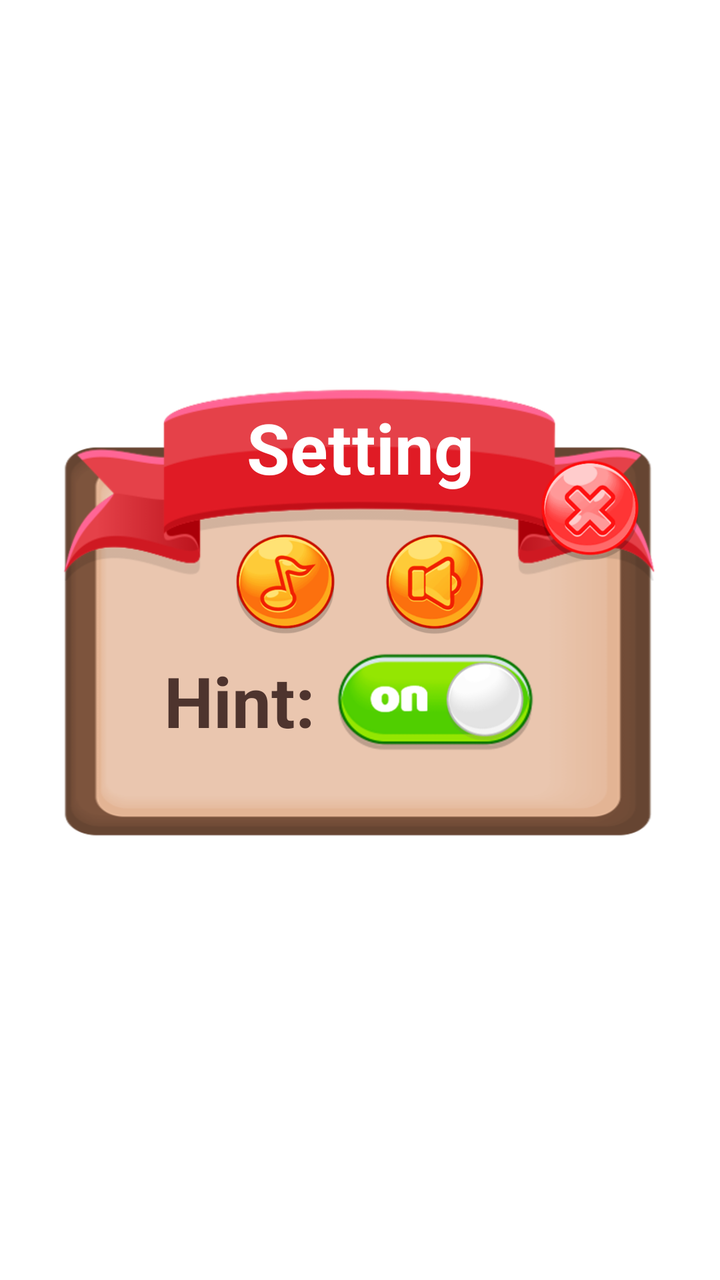
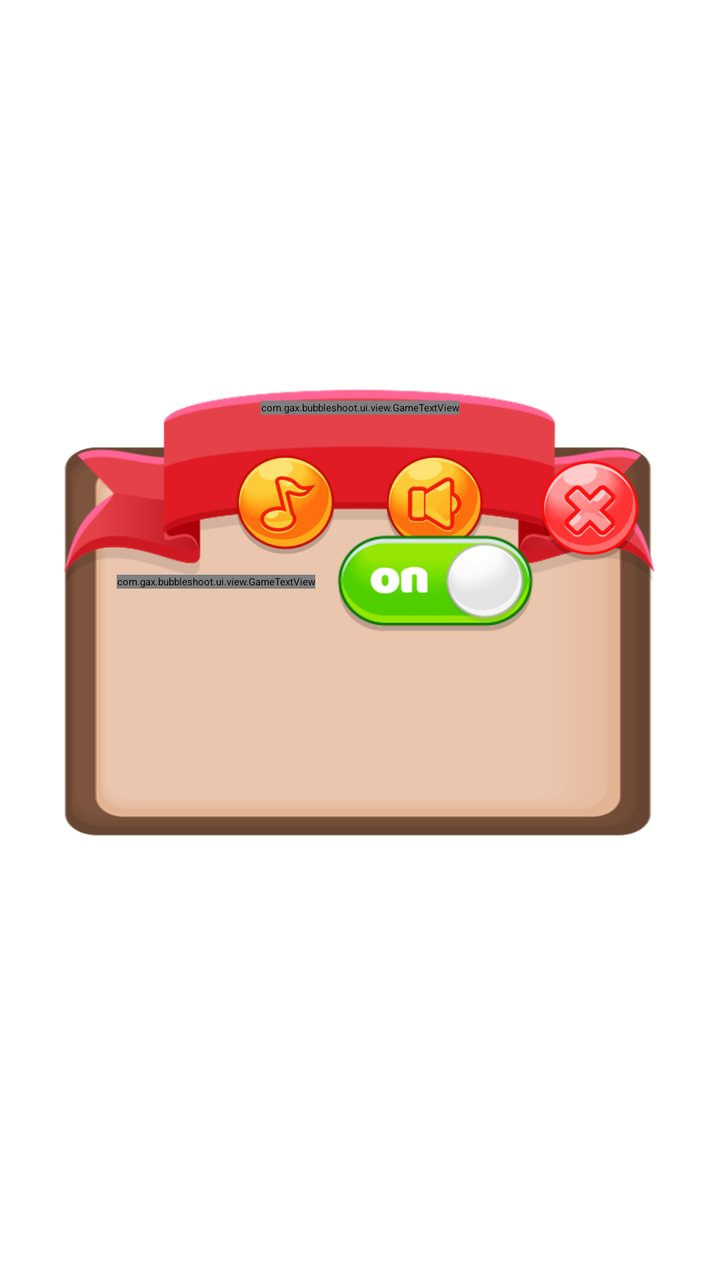

An Android layout rendered at two revisions. The XML below is the earlier revision; the diff shows what the commit changed to produce the second picture.
<!-- AndroidManifest.xml: application theme Theme.App.Starting -->
<!-- res/layout/dialog_setting.xml -->
<?xml version="1.0" encoding="utf-8"?>
<androidx.constraintlayout.widget.ConstraintLayout
    xmlns:android="http://schemas.android.com/apk/res/android"
    xmlns:app="http://schemas.android.com/apk/res-auto"
    xmlns:tools="http://schemas.android.com/tools"
    android:layout_width="match_parent"
    android:layout_height="match_parent"
    tools:ignore="ContentDescription">

    <ImageView
        android:id="@+id/image_dialog"
        android:layout_width="@dimen/dialog_width"
        android:layout_height="0dp"
        android:background="@drawable/dialog"
        app:layout_constraintBottom_toBottomOf="parent"
        app:layout_constraintDimensionRatio="3:2"
        app:layout_constraintEnd_toEndOf="parent"
        app:layout_constraintStart_toStartOf="parent"
        app:layout_constraintTop_toTopOf="parent" />

    <ImageView
        android:id="@+id/image_ribbon"
        android:layout_width="0dp"
        android:layout_height="0dp"
        android:layout_marginTop="@dimen/margin_overlap"
        android:src="@drawable/ribbon"
        android:text="@string/txt_level"
        app:layout_constraintDimensionRatio="3:1"
        app:layout_constraintEnd_toEndOf="@id/image_dialog"
        app:layout_constraintStart_toStartOf="@id/image_dialog"
        app:layout_constraintTop_toTopOf="@id/image_dialog" />

    <TextView
        android:id="@+id/txt_setting"
        android:layout_width="wrap_content"
        android:layout_height="wrap_content"
        android:layout_marginTop="@dimen/margin_10"
        app:fontFamily="@font/baloo"
        android:gravity="center"
        android:text="@string/txt_setting"
        android:textColor="@color/white"
        android:textSize="@dimen/txt_dialog_size"
        android:textStyle="bold"
        app:layout_constraintEnd_toEndOf="@id/image_ribbon"
        app:layout_constraintStart_toStartOf="@id/image_ribbon"
        app:layout_constraintTop_toTopOf="@id/image_ribbon" />

    <ImageButton
        android:id="@+id/btn_cancel"
        android:layout_width="@dimen/btn_round_width"
        android:layout_height="@dimen/btn_round_width"
        android:layout_margin="@dimen/margin_10"
        android:background="@drawable/btn_cancel"
        app:layout_constraintEnd_toEndOf="@id/image_dialog"
        app:layout_constraintTop_toTopOf="@id/image_dialog" />

    <ImageButton
        android:id="@+id/btn_music"
        android:layout_width="@dimen/btn_round_width"
        android:layout_height="@dimen/btn_round_width"
        android:layout_marginTop="@dimen/margin_20"
        android:background="@drawable/btn_music_on"
        app:layout_constraintEnd_toEndOf="@id/image_dialog"
        app:layout_constraintHorizontal_bias="0.35"
        app:layout_constraintStart_toStartOf="@id/image_dialog"
        app:layout_constraintTop_toBottomOf="@id/txt_setting" />

    <ImageButton
        android:id="@+id/btn_sound"
        android:layout_width="@dimen/btn_round_width"
        android:layout_height="@dimen/btn_round_width"
        android:background="@drawable/btn_sound_on"
        app:layout_constraintBottom_toBottomOf="@id/btn_music"
        app:layout_constraintEnd_toEndOf="@id/image_dialog"
        app:layout_constraintHorizontal_bias="0.65"
        app:layout_constraintStart_toStartOf="@id/image_dialog"
        app:layout_constraintTop_toTopOf="@id/btn_music" />

    <TextView
        android:id="@+id/txt_hint"
        android:layout_width="wrap_content"
        android:layout_height="wrap_content"
        android:layout_marginTop="@dimen/margin_10"
        android:layout_marginEnd="@dimen/margin_10"
        app:fontFamily="@font/baloo"
        android:gravity="center"
        android:text="@string/txt_hint"
        android:textColor="@color/brown"
        android:textSize="@dimen/txt_dialog_size"
        android:textStyle="bold"
        app:layout_constraintEnd_toEndOf="@id/btn_music"
        app:layout_constraintTop_toBottomOf="@id/btn_music" />

    <ImageView
        android:id="@+id/switch_hint_track"
        android:layout_width="0dp"
        android:layout_height="@dimen/btn_round_width"
        android:layout_marginStart="@dimen/margin_10"
        android:src="@drawable/switch_track_on"
        app:layout_constraintBottom_toBottomOf="@id/txt_hint"
        app:layout_constraintDimensionRatio="2:1"
        app:layout_constraintStart_toEndOf="@id/txt_hint"
        app:layout_constraintTop_toTopOf="@id/txt_hint" />

    <ImageButton
        android:id="@+id/switch_hint_thumb"
        android:layout_width="0dp"
        android:layout_height="@dimen/btn_round_width"
        android:background="@drawable/switch_thumb"
        app:layout_constraintBottom_toBottomOf="@id/switch_hint_track"
        app:layout_constraintDimensionRatio="1:1"
        app:layout_constraintEnd_toEndOf="@id/switch_hint_track"
        app:layout_constraintTop_toTopOf="@id/switch_hint_track" />

</androidx.constraintlayout.widget.ConstraintLayout>
<!-- resources referenced by this layout -->
<resources>
  <color name="brown">#4E342E</color>
  <color name="white">#FFFFFFFF</color>
  <dimen name="btn_round_width">50dp</dimen>
  <dimen name="dialog_width">300dp</dimen>
  <dimen name="margin_10">10dp</dimen>
  <dimen name="margin_20">20dp</dimen>
  <dimen name="margin_overlap">-30dp</dimen>
  <dimen name="txt_dialog_size">35sp</dimen>
  <!-- drawable btn_cancel: png bitmap (drawable, 32030 bytes) -->
  <!-- drawable btn_music_on: png bitmap (drawable, 44266 bytes) -->
  <!-- drawable btn_sound_on: png bitmap (drawable, 40855 bytes) -->
  <!-- drawable dialog: png bitmap (drawable, 19055 bytes) -->
  <!-- drawable ribbon: png bitmap (drawable, 30961 bytes) -->
  <!-- drawable switch_thumb: png bitmap (drawable, 17146 bytes) -->
  <!-- drawable switch_track_on: png bitmap (drawable, 44615 bytes) -->
  <string name="txt_hint">Hint:</string>
  <string name="txt_level">Level %1$d</string>
  <string name="txt_setting">Setting</string>
  <style name="Theme.App.Starting" parent="Theme.SplashScreen">
          
          <item name="windowSplashScreenBackground">@color/brown</item>
          
          
          <item name="postSplashScreenTheme">@style/Theme.AnimalsPop</item>
      </style>
  <style name="Theme.AnimalsPop" parent="Theme.MaterialComponents.DayNight.NoActionBar">
          
          <item name="colorPrimary">@color/purple_500</item>
          <item name="colorPrimaryVariant">@color/purple_700</item>
          <item name="colorOnPrimary">@color/white</item>
          
          <item name="colorSecondary">@color/teal_200</item>
          <item name="colorSecondaryVariant">@color/teal_700</item>
          <item name="colorOnSecondary">@color/black</item>
          
          <item name="android:statusBarColor" tools:targetApi="l">?attr/colorPrimaryVariant</item>
          
      </style>
  <color name="purple_500">#FF6200EE</color>
  <color name="purple_700">#FF3700B3</color>
  <color name="teal_200">#FF03DAC5</color>
  <color name="teal_700">#FF018786</color>
  <color name="black">#FF000000</color>
</resources>

<!-- the commit's change to res/layout/dialog_setting.xml (unified diff, before → after) -->
@@ -30,7 +30,7 @@
         app:layout_constraintStart_toStartOf="@id/image_dialog"
         app:layout_constraintTop_toTopOf="@id/image_dialog" />
 
-    <TextView
+    <com.gax.bubbleshoot.ui.view.GameTextView
         android:id="@+id/txt_setting"
         android:layout_width="wrap_content"
         android:layout_height="wrap_content"
@@ -76,7 +76,7 @@
         app:layout_constraintStart_toStartOf="@id/image_dialog"
         app:layout_constraintTop_toTopOf="@id/btn_music" />
 
-    <TextView
+    <com.gax.bubbleshoot.ui.view.GameTextView
         android:id="@+id/txt_hint"
         android:layout_width="wrap_content"
         android:layout_height="wrap_content"
